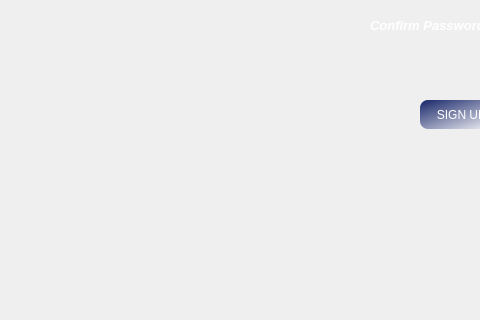
Above: Client-Application/signup.ui from ClaudiaaIoana/DataDrop-POO_project before the change; both pictures show x 0 to 480 and y 380 to 700 of the 900 by 700 pixel window. Below: the same form after it.
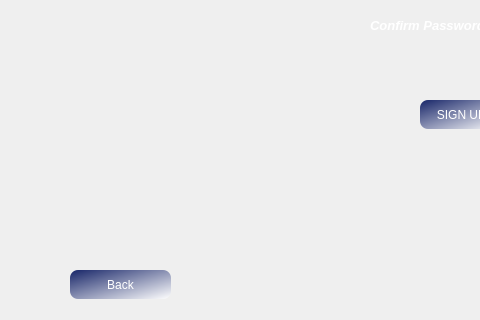
That is the form after the change. Icons and pictures are not drawn.

What changed in the file:
```diff
--- a/Client-Application/signup.ui
+++ b/Client-Application/signup.ui
@@ -378,6 +378,32 @@
      <string/>
     </property>
    </widget>
+   <widget class="QPushButton" name="BackButton">
+    <property name="geometry">
+     <rect>
+      <x>70</x>
+      <y>650</y>
+      <width>101</width>
+      <height>29</height>
+     </rect>
+    </property>
+    <property name="styleSheet">
+     <string notr="true">#BackButton{
+background-color: qlineargradient(spread:reflect, x1:0, y1:0, x2:1, y2:1, stop:0 rgba(23, 37, 104, 255), stop:1 rgba(255, 255, 255, 255));
+border:none ; 
+color:white;
+font: 10pt &quot;Segoe UI&quot;;
+border-radius: 8px;
+} 
+#BackButton:hover{ 
+	font: 700 9pt &quot;Segoe UI&quot;;
+border-radius: 12px;
+}</string>
+    </property>
+    <property name="text">
+     <string>Back</string>
+    </property>
+   </widget>
   </widget>
  </widget>
  <resources/>
```
